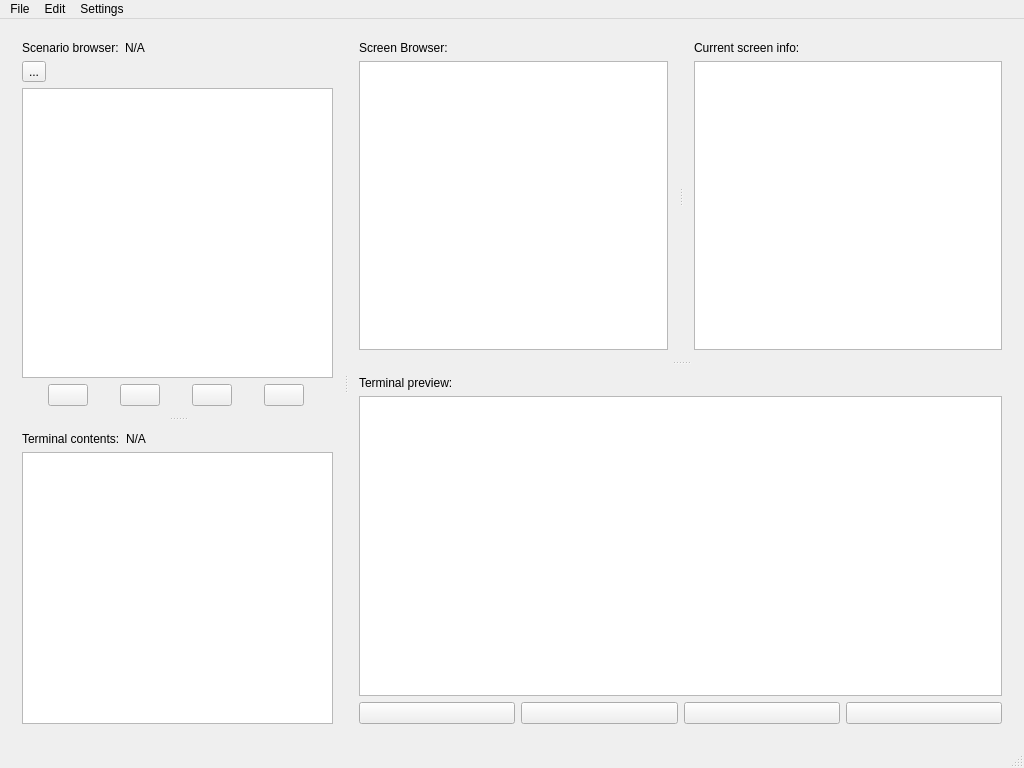
Old version of the form HuxQt/src/forms/HuxQt.ui in the repository janos-ijgyarto/HuxQt.
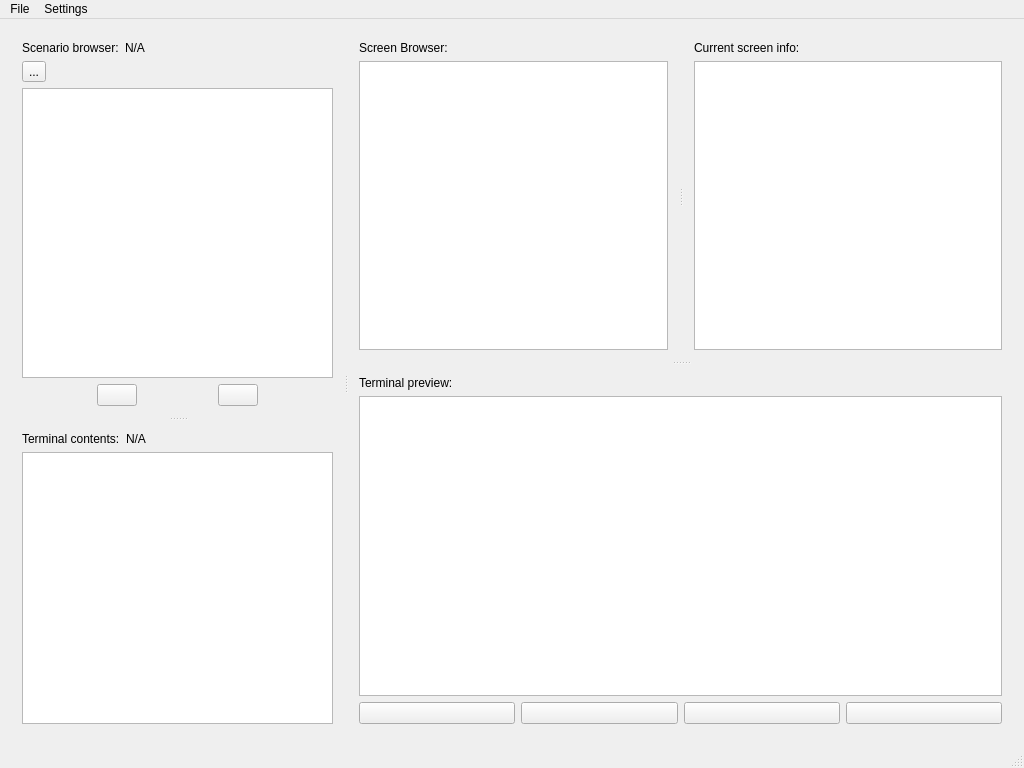
New version of the form. Custom widgets are drawn as their Qt base class.

Diff of the .ui file:
```diff
--- a/HuxQt/src/forms/HuxQt.ui
+++ b/HuxQt/src/forms/HuxQt.ui
@@ -84,38 +84,6 @@
              </property>
             </widget>
            </item>
-           <item>
-            <widget class="QPushButton" name="move_terminal_up_button">
-             <property name="sizePolicy">
-              <sizepolicy hsizetype="Maximum" vsizetype="Fixed">
-               <horstretch>0</horstretch>
-               <verstretch>0</verstretch>
-              </sizepolicy>
-             </property>
-             <property name="toolTip">
-              <string>Move Terminal Up</string>
-             </property>
-             <property name="text">
-              <string/>
-             </property>
-            </widget>
-           </item>
-           <item>
-            <widget class="QPushButton" name="move_terminal_down_button">
-             <property name="sizePolicy">
-              <sizepolicy hsizetype="Maximum" vsizetype="Fixed">
-               <horstretch>0</horstretch>
-               <verstretch>0</verstretch>
-              </sizepolicy>
-             </property>
-             <property name="toolTip">
-              <string>Move Terminal Down</string>
-             </property>
-             <property name="text">
-              <string/>
-             </property>
-            </widget>
-           </item>
            <item>
             <widget class="QPushButton" name="remove_terminal_button">
              <property name="sizePolicy">
@@ -326,13 +294,6 @@
     <addaction name="action_save_scenario"/>
     <addaction name="action_export_scenario_scripts"/>
    </widget>
-   <widget class="QMenu" name="menu_edit">
-    <property name="title">
-     <string>Edit</string>
-    </property>
-    <addaction name="action_undo"/>
-    <addaction name="action_redo"/>
-   </widget>
    <widget class="QMenu" name="menu_settings">
     <property name="title">
      <string>Settings</string>
@@ -340,7 +301,6 @@
     <addaction name="action_terminal_preview_config"/>
    </widget>
    <addaction name="menu_file"/>
-   <addaction name="menu_edit"/>
    <addaction name="menu_settings"/>
   </widget>
   <widget class="QStatusBar" name="status_bar"/>
@@ -376,6 +336,13 @@
   </action>
  </widget>
  <layoutdefault spacing="6" margin="11"/>
+ <customwidgets>
+  <customwidget>
+   <class>HuxApp::Utils::ScenarioBrowserWidget</class>
+   <extends>QListWidget</extends>
+   <header>Utils/ScenarioBrowserWidget.h</header>
+  </customwidget>
+ </customwidgets>
  <resources>
   <include location="../resources/HuxQt.qrc"/>
  </resources>
```
Left out of the diff: 23 changed lines with no effect on the pictures.
